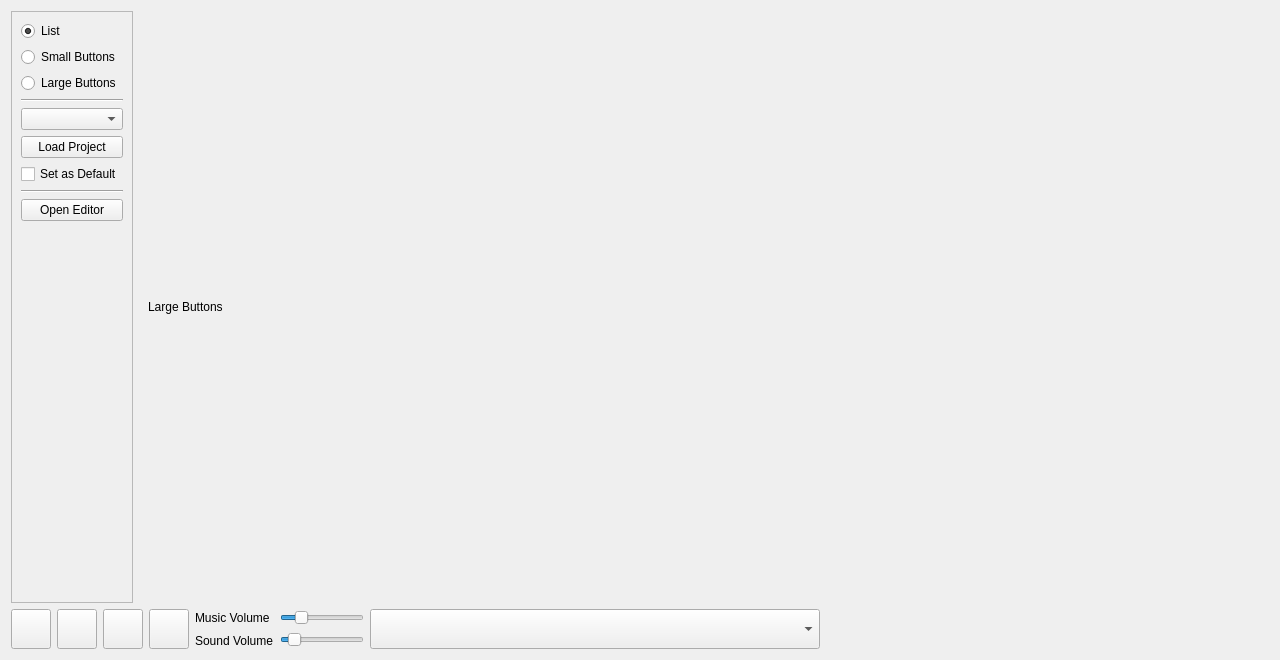
The window that tools/audiotool.ui (PhilInTheGaps/GM-Companion) describes before a commit, drawn with Qt 5.
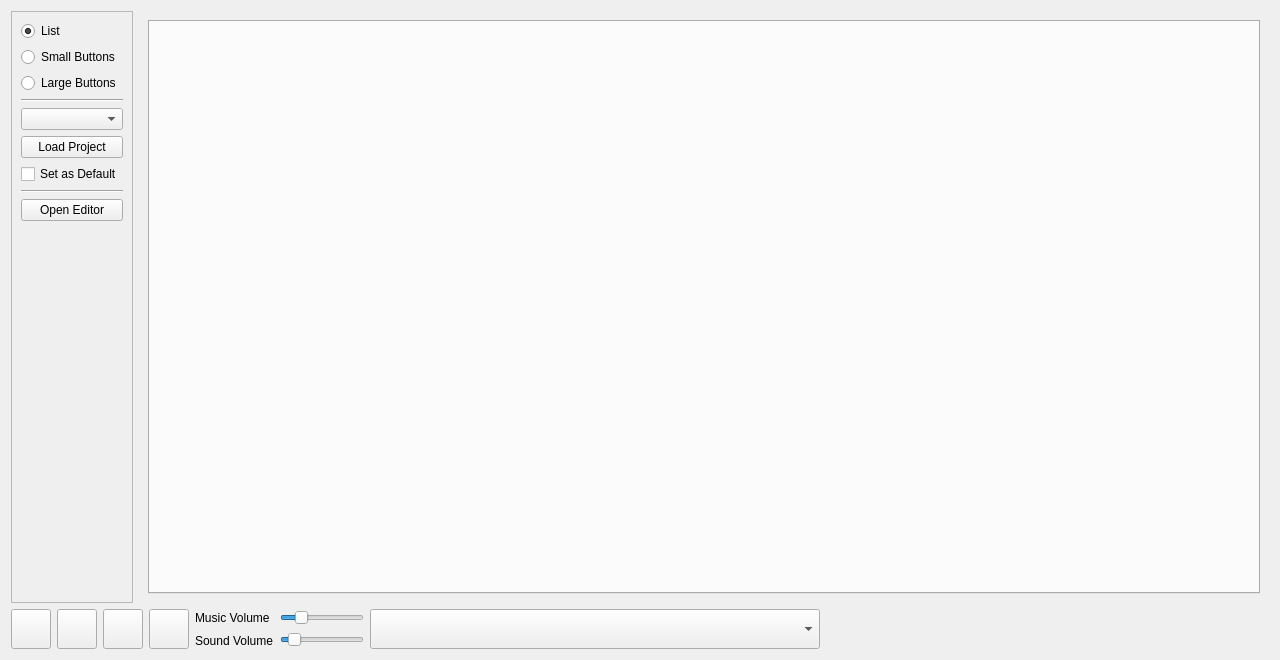
The same window after the commit. The open tabs and pages were chosen to show the change. Icons and pictures are not drawn.

Commit message: [AudioTool] Implemented Small Button View

What changed in the file:
```diff
--- a/tools/audiotool.ui
+++ b/tools/audiotool.ui
@@ -370,11 +370,7 @@
        <widget class="QWidget" name="page_Large">
         <layout class="QVBoxLayout" name="verticalLayout_3">
          <item>
-          <widget class="QLabel" name="label_2">
-           <property name="text">
-            <string>Large Buttons</string>
-           </property>
-          </widget>
+          <widget class="QTabWidget" name="tabWidget_Large"/>
          </item>
         </layout>
        </widget>
```
Left out of the diff: 2 changed lines with no effect on the pictures. The commit also changes 5 other files.
